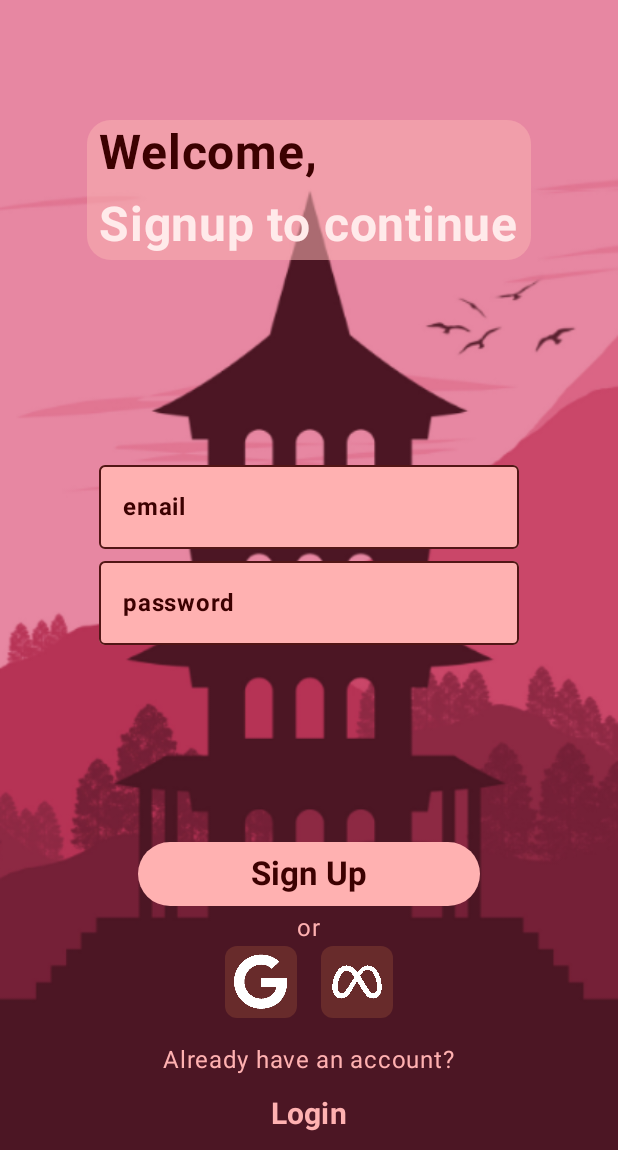
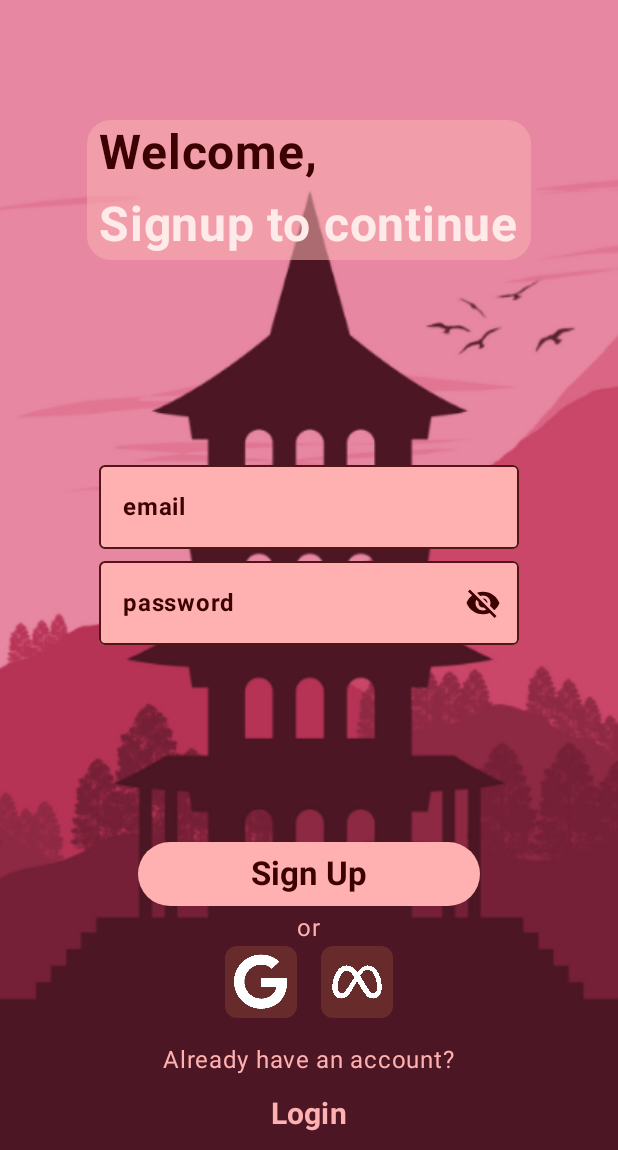
Before and after one commit to DeryJr/companion-App, an Android app built with Jetpack Compose: the screen it shows after launch (IntroActivity), after a tap on "Start", on a phone screen of 412 x 824 dp, the part 86-1236 px from its top. Run offline under Robolectric (Android 15) with nearby library versions, the phone set to English and light mode, and no system bars.

Commit message:
Add Password Hide

```diff
--- a/app/build.gradle
+++ b/app/build.gradle
@@ -70,7 +70,7 @@
     implementation 'androidx.compose.material3:material3'
 
     implementation "androidx.navigation:navigation-compose:$nav_version"
-    implementation("androidx.compose.material:material:1.4.3")
+    implementation "androidx.compose.material:material:1.4.3"
 
     testImplementation 'junit:junit:4.13.2'
     androidTestImplementation 'androidx.test.ext:junit:1.1.5'
--- a/app/src/main/java/com/example/companion/SignupScreen.kt
+++ b/app/src/main/java/com/example/companion/SignupScreen.kt
@@ -4,8 +4,9 @@
 import androidx.compose.foundation.background
 import androidx.compose.foundation.layout.*
 import androidx.compose.foundation.shape.RoundedCornerShape
+import androidx.compose.foundation.text.KeyboardOptions
+import androidx.compose.material.icons.Icons
 import androidx.compose.material3.Button
-import androidx.compose.material3.ButtonColors
 import androidx.compose.material3.ButtonDefaults
 import androidx.compose.material3.ExperimentalMaterial3Api
 import androidx.compose.material3.Icon
@@ -13,8 +14,6 @@
 import androidx.compose.material3.OutlinedTextField
 import androidx.compose.material3.Text
 import androidx.compose.material3.TextButton
-import androidx.compose.material3.TextField
-import androidx.compose.material3.TextFieldColors
 import androidx.compose.material3.TextFieldDefaults
 import androidx.compose.runtime.Composable
 import androidx.compose.runtime.mutableStateOf
@@ -25,9 +24,13 @@
 import androidx.compose.ui.graphics.Color
 import androidx.compose.ui.layout.ContentScale
 import androidx.compose.ui.res.painterResource
+import androidx.compose.ui.res.stringResource
 import androidx.compose.ui.text.SpanStyle
 import androidx.compose.ui.text.buildAnnotatedString
 import androidx.compose.ui.text.font.FontWeight
+import androidx.compose.ui.text.input.KeyboardType
+import androidx.compose.ui.text.input.PasswordVisualTransformation
+import androidx.compose.ui.text.input.VisualTransformation
 import androidx.compose.ui.text.style.TextAlign
 import androidx.compose.ui.text.withStyle
 import androidx.compose.ui.unit.dp
@@ -149,7 +152,7 @@
         value = emailState.value,
         onValueChange = { emailState.value = it },
         label = { Text(text = "email", color = Color(0xFF3C0101), fontWeight = FontWeight.Bold) },
-        placeholder = { Text(text = "smt@stu.ibu.edu.ba", color = Color(0xFF3C0101)) },
+        placeholder = { Text(text = "smtn@stu.ibu.edu.ba", color = Color(0xFF3C0101)) },
         colors = TextFieldDefaults.outlinedTextFieldColors(
             containerColor = Color(0xFFFFB1B1),
             textColor = Color(0xFF3C0101),
@@ -157,7 +160,8 @@
             unfocusedBorderColor = Color(0xFF521616),
             focusedBorderColor = Color(0xFF3C0101),
             errorBorderColor = Color.Red,
-        )
+        ),
+        keyboardOptions = KeyboardOptions(keyboardType = KeyboardType.Email)
     )
 }
 
@@ -166,6 +170,8 @@
 fun Password() {
 
     val passwordState = remember { mutableStateOf("") }
+    val showPassword = remember { mutableStateOf(false) }
+
 
     OutlinedTextField(
         value = passwordState.value,
@@ -186,6 +192,31 @@
             focusedBorderColor = Color(0xFF3C0101),
             errorBorderColor = Color.Red
         ),
+        visualTransformation = if (showPassword.value) {
+            VisualTransformation.None
+        } else {
+            PasswordVisualTransformation()
+        },
+        keyboardOptions = KeyboardOptions(keyboardType = KeyboardType.Password),
+        trailingIcon = {
+            if (showPassword.value) {
+                IconButton(onClick = { showPassword.value = false }) {
+                    Icon(
+                        painter = painterResource(id = R.drawable.ic_visibility_on),
+                        contentDescription = stringResource(id = R.string.hide_password),
+                        tint = Color(0xFF3C0101)
+                    )
+                }
+            } else {
+                IconButton(onClick = { showPassword.value = true }) {
+                    Icon(
+                        painter = painterResource(id = R.drawable.ic_visibility_off),
+                        contentDescription = stringResource(id = R.string.hide_password),
+                        tint = Color(0xFF3C0101)
+                    )
+                }
+            }
+        }
     )
 }
 
--- /dev/null
+++ b/app/src/main/res/drawable/ic_visibility_off.xml
@@ -0,0 +1,5 @@
+<vector android:height="24dp" android:tint="#000000"
+    android:viewportHeight="24" android:viewportWidth="24"
+    android:width="24dp" xmlns:android="http://schemas.android.com/apk/res/android">
+    <path android:fillColor="@android:color/white" android:pathData="M12,7c2.76,0 5,2.24 5,5 0,0.65 -0.13,1.26 -0.36,1.83l2.92,2.92c1.51,-1.26 2.7,-2.89 3.43,-4.75 -1.73,-4.39 -6,-7.5 -11,-7.5 -1.4,0 -2.74,0.25 -3.98,0.7l2.16,2.16C10.74,7.13 11.35,7 12,7zM2,4.27l2.28,2.28 0.46,0.46C3.08,8.3 1.78,10.02 1,12c1.73,4.39 6,7.5 11,7.5 1.55,0 3.03,-0.3 4.38,-0.84l0.42,0.42L19.73,22 21,20.73 3.27,3 2,4.27zM7.53,9.8l1.55,1.55c-0.05,0.21 -0.08,0.43 -0.08,0.65 0,1.66 1.34,3 3,3 0.22,0 0.44,-0.03 0.65,-0.08l1.55,1.55c-0.67,0.33 -1.41,0.53 -2.2,0.53 -2.76,0 -5,-2.24 -5,-5 0,-0.79 0.2,-1.53 0.53,-2.2zM11.84,9.02l3.15,3.15 0.02,-0.16c0,-1.66 -1.34,-3 -3,-3l-0.17,0.01z"/>
+</vector>
--- /dev/null
+++ b/app/src/main/res/drawable/ic_visibility_on.xml
@@ -0,0 +1,5 @@
+<vector android:height="24dp" android:tint="#000000"
+    android:viewportHeight="24" android:viewportWidth="24"
+    android:width="24dp" xmlns:android="http://schemas.android.com/apk/res/android">
+    <path android:fillColor="@android:color/white" android:pathData="M12,4.5C7,4.5 2.73,7.61 1,12c1.73,4.39 6,7.5 11,7.5s9.27,-3.11 11,-7.5c-1.73,-4.39 -6,-7.5 -11,-7.5zM12,17c-2.76,0 -5,-2.24 -5,-5s2.24,-5 5,-5 5,2.24 5,5 -2.24,5 -5,5zM12,9c-1.66,0 -3,1.34 -3,3s1.34,3 3,3 3,-1.34 3,-3 -1.34,-3 -3,-3z"/>
+</vector>
--- a/app/src/main/res/values/strings.xml
+++ b/app/src/main/res/values/strings.xml
@@ -1,3 +1,4 @@
 <resources>
     <string name="app_name">Companion</string>
+    <string name="hide_password">Hide password\n</string>
 </resources>
```
